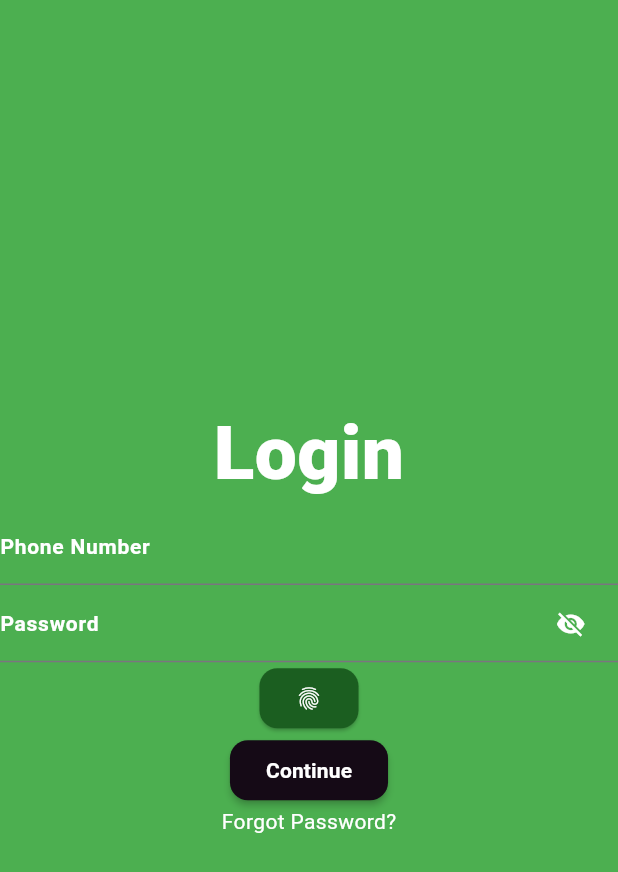
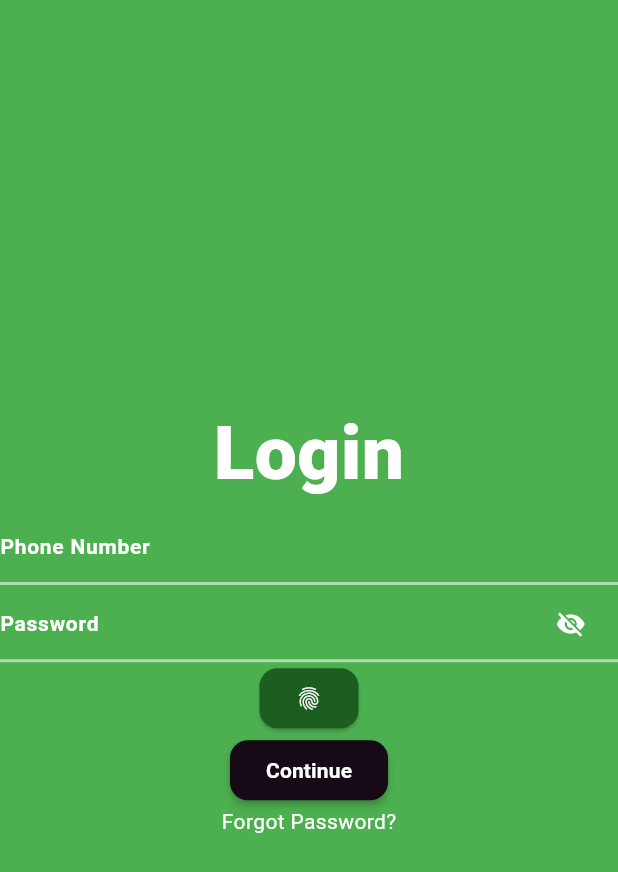
Before and after one commit to Mansyahariii/KB1179-1123150127-uts, a Flutter app: the Loginscreen screen opened directly, on a phone screen of 412 x 824 dp. Shown: the top 872 px of the screen. Run offline on Flutter 3.47's test engine with Material 3 defaults, Android fonts, the phone set to English and light mode, and no system bars; Roboto replaces fonts that are missing (Poppins).

Commit message:
menambahkan enabledBorder dan focusedBorder pada Textfield

```diff
--- a/lib/screen/LoginScreen.dart
+++ b/lib/screen/LoginScreen.dart
@@ -38,6 +38,12 @@ class Loginscreen extends StatelessWidget {
                 hintStyle: TextStyle(
                   color: const Color.fromARGB(90, 255, 255, 255),
                 ),
+                enabledBorder: UnderlineInputBorder(
+                  borderSide: BorderSide(color: Colors.white54, width: 2),
+                ),
+                focusedBorder: UnderlineInputBorder(
+                  borderSide: BorderSide(color: Colors.white, width: 2),
+                ),
               ),
             ),
             TextField(
@@ -57,6 +63,12 @@ class Loginscreen extends StatelessWidget {
                 hintText: 'Enter your password',
                 hintStyle: TextStyle(
                   color: const Color.fromARGB(90, 255, 255, 255),
+                ),
+                enabledBorder: UnderlineInputBorder(
+                  borderSide: BorderSide(color: Colors.white54, width: 2),
+                ),
+                focusedBorder: UnderlineInputBorder(
+                  borderSide: BorderSide(color: Colors.white, width: 2),
                 ),
                 suffixIcon: Container(
                   margin: EdgeInsets.only(right: 15),
```
